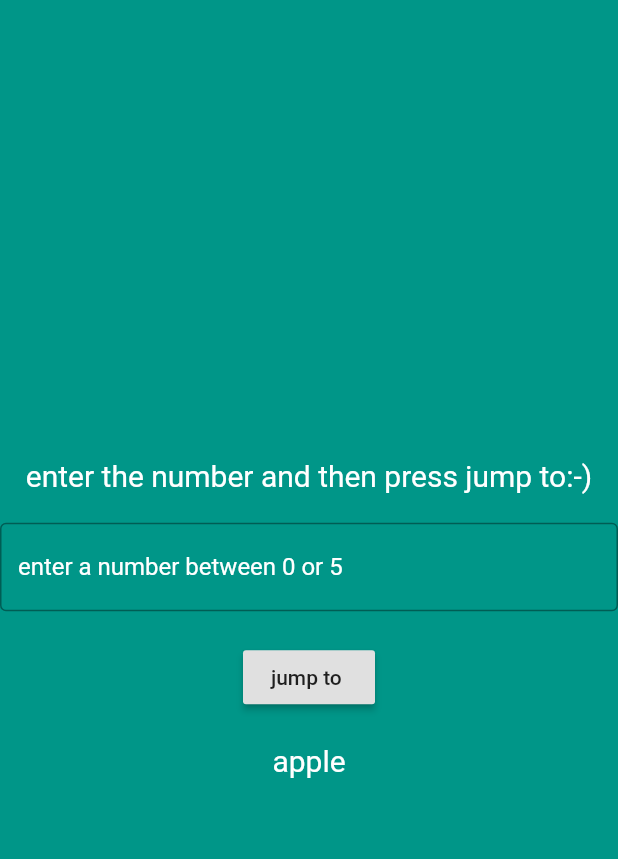
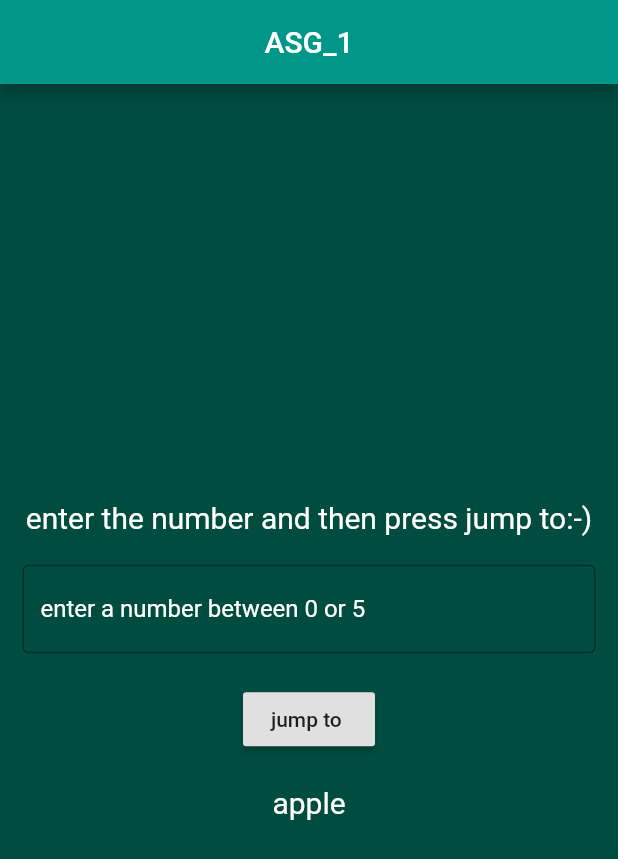
Before and after one commit to fawrama/Dart-lists, a Flutter app: the screen it shows after launch, on a phone screen of 412 x 824 dp. Shown: the top 859 px of the screen. Run offline on Flutter 3.47's test engine with Material 2 defaults, Android fonts, the light colour scheme and no system bars.

Commit message:
fixing keyboard input method, & adding more interface features

```diff
--- a/lib/main.dart
+++ b/lib/main.dart
@@ -1,12 +1,15 @@
+// ignore_for_file: deprecated_member_use
+
+// ignore: unnecessary_import
 import 'package:flutter/foundation.dart';
 import 'package:flutter/material.dart';
 
 void main() {
-  runApp(MyApp());
+  runApp(const MyApp());
 }
 
 class MyApp extends StatefulWidget {
-  MyApp({Key? key}) : super(key: key);
+  const MyApp({Key? key}) : super(key: key);
   @override
   State<MyApp> createState() => _MyAppState();
 }
@@ -19,26 +22,36 @@ class _MyAppState extends State<MyApp> {
   Widget build(BuildContext context) {
     return MaterialApp(
       home: Scaffold(
+        appBar: AppBar(
           backgroundColor: Colors.teal,
+          title: const Center(
+            child: Text('ASG_1'),
+          ),
+        ),
+        backgroundColor: Colors.teal[900],
         body: SafeArea(
           child: Column(
             mainAxisAlignment: MainAxisAlignment.center,
             children: [
-              Text(
+              const Text(
                 'enter the number and then press jump to:-)',
                 style: TextStyle(fontSize: 20, color: Colors.white),
               ),
               Container(
                 height: 20,
               ),
-              TextField(
-                style: TextStyle(color: Colors.white),
-                decoration: InputDecoration(
+              Padding(
+                padding: const EdgeInsets.symmetric(horizontal: 15),
+                child: TextField(
+                  keyboardType: TextInputType.number,
+                  style: const TextStyle(color: Colors.white),
+                  decoration: const InputDecoration(
                       border: OutlineInputBorder(),
                       hintText: 'enter a number between 0 or 5 ',
                       hintStyle: TextStyle(color: Colors.white)),
                   onChanged: (value) => x = value,
                   cursorColor: Colors.white,
+                ),
               ),
               Container(
                 height: 20,
@@ -52,14 +65,14 @@ class _MyAppState extends State<MyApp> {
                     if (i < 0) i = 0;
                   });
                 },
-                child: Text('jump to '),
+                child: const Text('jump to '),
               ),
               Container(
                 height: 20,
               ),
               Text(
                 friuts[i],
-                style: TextStyle(fontSize: 20, color: Colors.white),
+                style: const TextStyle(fontSize: 20, color: Colors.white),
               )
             ],
           ),
```
Lines whose indentation alone changed are shown as unchanged.
